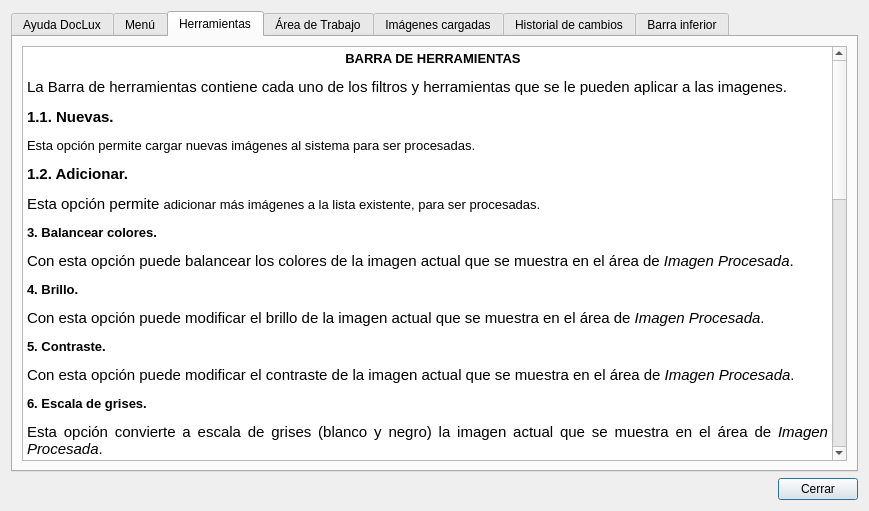
Qt form ui/ayuda.ui (datwit/papirolux) before a commit.
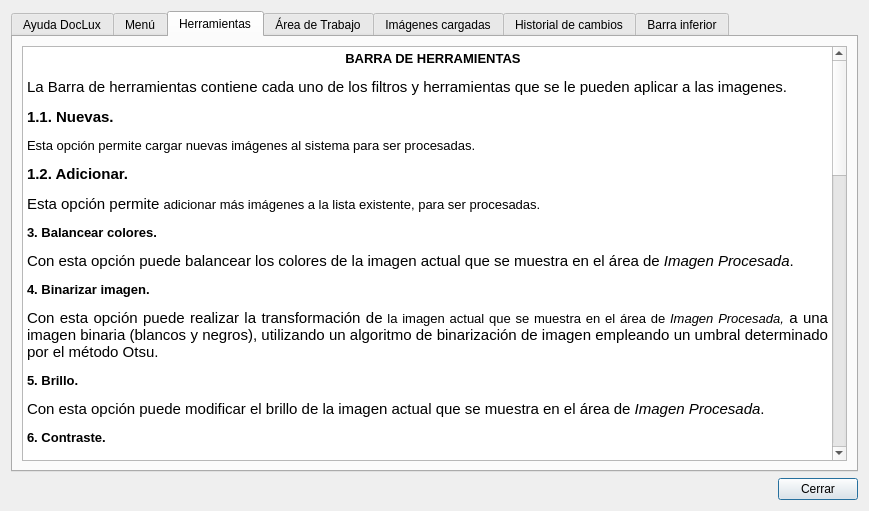
The same form after that commit. The open tabs and pages were chosen to show the change. Icons and pictures are not drawn.

Commit message: Actualizando la ayuda.py, ayuda.ui y los recursos.qrc de la aplicaciOn

Patch:
```diff
--- a/ui/ayuda.ui
+++ b/ui/ayuda.ui
@@ -215,33 +215,39 @@
 &lt;p align=&quot;justify&quot; style=&quot; margin-top:12px; margin-bottom:12px; margin-left:0px; margin-right:0px; -qt-block-indent:0; text-indent:0px;&quot;&gt;&lt;span style=&quot; font-family:'Ubuntu'; font-size:11pt;&quot;&gt;Esta opción permite &lt;/span&gt;&lt;span style=&quot; font-family:'Sans'; font-size:10pt;&quot;&gt;adicionar más imágenes a la lista existente, para ser procesadas.&lt;/span&gt;&lt;/p&gt;
 &lt;p style=&quot; margin-top:0px; margin-bottom:0px; margin-left:0px; margin-right:0px; -qt-block-indent:0; text-indent:0px;&quot;&gt;&lt;a name=&quot;section3&quot;&gt;&lt;/a&gt;&lt;span style=&quot; font-family:'Sans'; font-size:10pt; font-weight:600;&quot;&gt;3&lt;/span&gt;&lt;span style=&quot; font-family:'Sans'; font-size:10pt; font-weight:600;&quot;&gt;. Balancear colores. &lt;/span&gt;&lt;img src=&quot;:/ayuda/recursos/imagenes/ayuda_rcs/plg_balancear_color.png&quot; /&gt;&lt;/p&gt;
 &lt;p align=&quot;justify&quot; style=&quot; margin-top:12px; margin-bottom:12px; margin-left:0px; margin-right:0px; -qt-block-indent:0; text-indent:0px;&quot;&gt;&lt;span style=&quot; font-family:'Ubuntu'; font-size:11pt;&quot;&gt;Con esta opción puede balancear los colores de la imagen actual que se muestra en el área de &lt;/span&gt;&lt;span style=&quot; font-family:'Ubuntu'; font-size:11pt; font-style:italic;&quot;&gt;Imagen Procesada&lt;/span&gt;&lt;span style=&quot; font-family:'Ubuntu'; font-size:11pt;&quot;&gt;.&lt;/span&gt;&lt;/p&gt;
-&lt;p style=&quot; margin-top:0px; margin-bottom:0px; margin-left:0px; margin-right:0px; -qt-block-indent:0; text-indent:0px;&quot;&gt;&lt;a name=&quot;section4&quot;&gt;&lt;/a&gt;&lt;span style=&quot; font-family:'Sans'; font-size:10pt; font-weight:600;&quot;&gt;4&lt;/span&gt;&lt;span style=&quot; font-family:'Sans'; font-size:10pt; font-weight:600;&quot;&gt;. Brillo.&lt;/span&gt;&lt;span style=&quot; font-family:'Sans'; font-size:10pt;&quot;&gt; &lt;/span&gt;&lt;img src=&quot;:/ayuda/recursos/imagenes/ayuda_rcs/plg_brillo.png&quot; /&gt;&lt;/p&gt;
+&lt;p align=&quot;justify&quot; style=&quot; margin-top:0px; margin-bottom:0px; margin-left:0px; margin-right:0px; -qt-block-indent:0; text-indent:0px;&quot;&gt;&lt;a name=&quot;section3&quot;&gt;&lt;/a&gt;&lt;span style=&quot; font-family:'Sans'; font-size:10pt; font-weight:600;&quot;&gt;4&lt;/span&gt;&lt;span style=&quot; font-family:'Sans'; font-size:10pt; font-weight:600;&quot;&gt;. Binarizar imagen. &lt;/span&gt;&lt;img src=&quot;:/ayuda/recursos/imagenes/ayuda_rcs/plg_grises.png&quot; /&gt;&lt;/p&gt;
+&lt;p align=&quot;justify&quot; style=&quot; margin-top:12px; margin-bottom:12px; margin-left:0px; margin-right:0px; -qt-block-indent:0; text-indent:0px;&quot;&gt;&lt;span style=&quot; font-family:'Ubuntu'; font-size:11pt;&quot;&gt;Con esta opción puede realizar la transformación de&lt;/span&gt;&lt;span style=&quot; font-family:'Sans'; font-size:10pt;&quot;&gt; la imagen actual que se muestra en el área de &lt;/span&gt;&lt;span style=&quot; font-family:'Sans'; font-size:10pt; font-style:italic;&quot;&gt;Imagen Procesada,&lt;/span&gt;&lt;span style=&quot; font-family:'Ubuntu'; font-size:11pt;&quot;&gt; a una imagen binaria (blancos y negros), utilizando un algoritmo de binarización de imagen empleando un umbral determinado por el método Otsu.&lt;/span&gt;&lt;/p&gt;
+&lt;p style=&quot; margin-top:0px; margin-bottom:0px; margin-left:0px; margin-right:0px; -qt-block-indent:0; text-indent:0px;&quot;&gt;&lt;span style=&quot; font-family:'Sans'; font-size:10pt; font-weight:600;&quot;&gt;5. Brillo.&lt;/span&gt;&lt;span style=&quot; font-family:'Sans'; font-size:10pt;&quot;&gt; &lt;/span&gt;&lt;img src=&quot;:/ayuda/recursos/imagenes/ayuda_rcs/plg_brillo.png&quot; /&gt;&lt;/p&gt;
 &lt;p align=&quot;justify&quot; style=&quot; margin-top:12px; margin-bottom:12px; margin-left:0px; margin-right:0px; -qt-block-indent:0; text-indent:0px;&quot;&gt;&lt;span style=&quot; font-family:'Ubuntu'; font-size:11pt;&quot;&gt;Con esta opción puede modificar el brillo de la imagen actual que se muestra en el área de &lt;/span&gt;&lt;span style=&quot; font-family:'Ubuntu'; font-size:11pt; font-style:italic;&quot;&gt;Imagen Procesada&lt;/span&gt;&lt;span style=&quot; font-family:'Ubuntu'; font-size:11pt;&quot;&gt;.&lt;/span&gt;&lt;/p&gt;
-&lt;p style=&quot; margin-top:0px; margin-bottom:0px; margin-left:0px; margin-right:0px; -qt-block-indent:0; text-indent:0px;&quot;&gt;&lt;a name=&quot;section5&quot;&gt;&lt;/a&gt;&lt;span style=&quot; font-family:'Sans'; font-size:10pt; font-weight:600;&quot;&gt;5&lt;/span&gt;&lt;span style=&quot; font-family:'Sans'; font-size:10pt; font-weight:600;&quot;&gt;. Contraste.&lt;/span&gt;&lt;span style=&quot; font-family:'Sans'; font-size:10pt;&quot;&gt; &lt;/span&gt;&lt;img src=&quot;:/ayuda/recursos/imagenes/ayuda_rcs/plg_contraste.png&quot; /&gt;&lt;/p&gt;
+&lt;p style=&quot; margin-top:0px; margin-bottom:0px; margin-left:0px; margin-right:0px; -qt-block-indent:0; text-indent:0px;&quot;&gt;&lt;span style=&quot; font-family:'Sans'; font-size:10pt; font-weight:600;&quot;&gt;6. Contraste.&lt;/span&gt;&lt;span style=&quot; font-family:'Sans'; font-size:10pt;&quot;&gt; &lt;/span&gt;&lt;img src=&quot;:/ayuda/recursos/imagenes/ayuda_rcs/plg_contraste.png&quot; /&gt;&lt;/p&gt;
 &lt;p align=&quot;justify&quot; style=&quot; margin-top:12px; margin-bottom:12px; margin-left:0px; margin-right:0px; -qt-block-indent:0; text-indent:0px;&quot;&gt;&lt;span style=&quot; font-family:'Ubuntu'; font-size:11pt;&quot;&gt;Con esta opción puede modificar el contraste de la imagen actual que se muestra en el área de &lt;/span&gt;&lt;span style=&quot; font-family:'Ubuntu'; font-size:11pt; font-style:italic;&quot;&gt;Imagen Procesada&lt;/span&gt;&lt;span style=&quot; font-family:'Ubuntu'; font-size:11pt;&quot;&gt;.&lt;/span&gt;&lt;/p&gt;
-&lt;p align=&quot;justify&quot; style=&quot; margin-top:0px; margin-bottom:0px; margin-left:0px; margin-right:0px; -qt-block-indent:0; text-indent:0px;&quot;&gt;&lt;a name=&quot;section1&quot;&gt;&lt;/a&gt;&lt;span style=&quot; font-family:'Sans'; font-size:10pt; font-weight:600;&quot;&gt;6&lt;/span&gt;&lt;span style=&quot; font-family:'Sans'; font-size:10pt; font-weight:600;&quot;&gt;. Escala de grises.&lt;/span&gt;&lt;span style=&quot; font-family:'Sans'; font-size:10pt;&quot;&gt; &lt;/span&gt;&lt;img src=&quot;:/ayuda/recursos/imagenes/ayuda_rcs/plg_grises.png&quot; /&gt;&lt;/p&gt;
+&lt;p align=&quot;justify&quot; style=&quot; margin-top:0px; margin-bottom:0px; margin-left:0px; margin-right:0px; -qt-block-indent:0; text-indent:0px;&quot;&gt;&lt;span style=&quot; font-family:'Sans'; font-size:10pt; font-weight:600;&quot;&gt;7. Escala de grises.&lt;/span&gt;&lt;span style=&quot; font-family:'Sans'; font-size:10pt;&quot;&gt; &lt;/span&gt;&lt;img src=&quot;:/ayuda/recursos/imagenes/ayuda_rcs/plg_grises.png&quot; /&gt;&lt;/p&gt;
 &lt;p align=&quot;justify&quot; style=&quot; margin-top:12px; margin-bottom:12px; margin-left:0px; margin-right:0px; -qt-block-indent:0; text-indent:0px;&quot;&gt;&lt;span style=&quot; font-family:'Ubuntu'; font-size:11pt;&quot;&gt;Esta opción convierte a escala de grises (blanco y negro) la imagen actual que se muestra en el área de &lt;/span&gt;&lt;span style=&quot; font-family:'Ubuntu'; font-size:11pt; font-style:italic;&quot;&gt;Imagen Procesada&lt;/span&gt;&lt;span style=&quot; font-family:'Ubuntu'; font-size:11pt;&quot;&gt;.&lt;/span&gt;&lt;/p&gt;
-&lt;p style=&quot; margin-top:0px; margin-bottom:0px; margin-left:0px; margin-right:0px; -qt-block-indent:0; text-indent:0px;&quot;&gt;&lt;span style=&quot; font-family:'Sans'; font-size:10pt; font-weight:600;&quot;&gt;7. Invertir imagen.&lt;/span&gt;&lt;span style=&quot; font-family:'Sans'; font-size:10pt;&quot;&gt; &lt;/span&gt;&lt;img src=&quot;:/ayuda/recursos/imagenes/ayuda_rcs/plg_rotate_hrzt_vert.png&quot; /&gt;&lt;/p&gt;
+&lt;p style=&quot; margin-top:0px; margin-bottom:0px; margin-left:0px; margin-right:0px; -qt-block-indent:0; text-indent:0px;&quot;&gt;&lt;span style=&quot; font-family:'Sans'; font-size:10pt; font-weight:600;&quot;&gt;8. Invertir imagen.&lt;/span&gt;&lt;span style=&quot; font-family:'Sans'; font-size:10pt;&quot;&gt; &lt;/span&gt;&lt;img src=&quot;:/ayuda/recursos/imagenes/ayuda_rcs/plg_rotate_hrzt_vert.png&quot; /&gt;&lt;/p&gt;
 &lt;p align=&quot;justify&quot; style=&quot; margin-top:12px; margin-bottom:12px; margin-left:0px; margin-right:0px; -qt-block-indent:0; text-indent:0px;&quot;&gt;&lt;span style=&quot; font-family:'Ubuntu'; font-size:11pt;&quot;&gt;Con esta herramienta puede invertir la imagen actual mostrada/seleccionada, de derecha a izquierda o de arriba a abajo.&lt;/span&gt;&lt;/p&gt;
-&lt;p style=&quot; margin-top:0px; margin-bottom:0px; margin-left:0px; margin-right:0px; -qt-block-indent:0; text-indent:0px;&quot;&gt;&lt;span style=&quot; font-family:'Sans'; font-size:10pt; font-weight:600;&quot;&gt;8. Limpiar imagen OpenCV.&lt;/span&gt;&lt;span style=&quot; font-family:'Sans'; font-size:10pt;&quot;&gt; &lt;/span&gt;&lt;img src=&quot;:/ayuda/recursos/imagenes/ayuda_rcs/plg_clean_bg_01.png&quot; /&gt;&lt;/p&gt;
+&lt;p style=&quot; margin-top:0px; margin-bottom:0px; margin-left:0px; margin-right:0px; -qt-block-indent:0; text-indent:0px;&quot;&gt;&lt;span style=&quot; font-family:'Sans'; font-size:10pt; font-weight:600;&quot;&gt;9. Limpiar imagen OpenCV.&lt;/span&gt;&lt;span style=&quot; font-family:'Sans'; font-size:10pt;&quot;&gt; &lt;/span&gt;&lt;img src=&quot;:/ayuda/recursos/imagenes/ayuda_rcs/plg_clean_bg_01.png&quot; /&gt;&lt;/p&gt;
 &lt;p align=&quot;justify&quot; style=&quot; margin-top:12px; margin-bottom:12px; margin-left:0px; margin-right:0px; -qt-block-indent:0; text-indent:0px;&quot;&gt;&lt;span style=&quot; font-family:'Ubuntu'; font-size:11pt;&quot;&gt;Esta herramienta realiza la limpieza de la imagen actual que se muestra en el área de &lt;/span&gt;&lt;span style=&quot; font-family:'Ubuntu'; font-size:11pt; font-style:italic;&quot;&gt;Imagen Procesada&lt;/span&gt;&lt;span style=&quot; font-family:'Ubuntu'; font-size:11pt;&quot;&gt;, utilizando algoritmos de limpieza de imágenes de bibliotecas OpenCV (Python bindings for the computer vision library).&lt;/span&gt;&lt;/p&gt;
-&lt;p style=&quot; margin-top:0px; margin-bottom:0px; margin-left:0px; margin-right:0px; -qt-block-indent:0; text-indent:0px;&quot;&gt;&lt;span style=&quot; font-family:'Sans'; font-size:10pt; font-weight:600;&quot;&gt;9. Limpiar imagen PIL.&lt;/span&gt;&lt;span style=&quot; font-family:'Sans'; font-size:10pt;&quot;&gt; &lt;/span&gt;&lt;img src=&quot;:/ayuda/recursos/imagenes/ayuda_rcs/plg_clean_bg_02.png&quot; /&gt;&lt;/p&gt;
+&lt;p style=&quot; margin-top:0px; margin-bottom:0px; margin-left:0px; margin-right:0px; -qt-block-indent:0; text-indent:0px;&quot;&gt;&lt;span style=&quot; font-family:'Sans'; font-size:10pt; font-weight:600;&quot;&gt;10. Limpiar imagen PIL.&lt;/span&gt;&lt;span style=&quot; font-family:'Sans'; font-size:10pt;&quot;&gt; &lt;/span&gt;&lt;img src=&quot;:/ayuda/recursos/imagenes/ayuda_rcs/plg_clean_bg_02.png&quot; /&gt;&lt;/p&gt;
 &lt;p align=&quot;justify&quot; style=&quot; margin-top:12px; margin-bottom:12px; margin-left:0px; margin-right:0px; -qt-block-indent:0; text-indent:0px;&quot;&gt;&lt;span style=&quot; font-family:'Ubuntu'; font-size:11pt;&quot;&gt;Esta herramienta realiza la limpieza de la imagen actual que se muestra en el área de &lt;/span&gt;&lt;span style=&quot; font-family:'Ubuntu'; font-size:11pt; font-style:italic;&quot;&gt;Imagen Procesada&lt;/span&gt;&lt;span style=&quot; font-family:'Ubuntu'; font-size:11pt;&quot;&gt;, utilizando algoritmos de limpieza de imágenes de bibliotecas PIL (Python Imaging Library).&lt;/span&gt;&lt;/p&gt;
-&lt;p style=&quot; margin-top:0px; margin-bottom:0px; margin-left:0px; margin-right:0px; -qt-block-indent:0; text-indent:0px;&quot;&gt;&lt;span style=&quot; font-family:'Sans'; font-size:10pt; font-weight:600;&quot;&gt;10. Limpiar imagen SciPy.&lt;/span&gt;&lt;span style=&quot; font-family:'Sans'; font-size:10pt;&quot;&gt; &lt;/span&gt;&lt;img src=&quot;:/ayuda/recursos/imagenes/ayuda_rcs/plg_clean_bg_03.png&quot; /&gt;&lt;/p&gt;
+&lt;p style=&quot; margin-top:0px; margin-bottom:0px; margin-left:0px; margin-right:0px; -qt-block-indent:0; text-indent:0px;&quot;&gt;&lt;span style=&quot; font-family:'Sans'; font-size:10pt; font-weight:600;&quot;&gt;11. Limpiar imagen SciPy.&lt;/span&gt;&lt;span style=&quot; font-family:'Sans'; font-size:10pt;&quot;&gt; &lt;/span&gt;&lt;img src=&quot;:/ayuda/recursos/imagenes/ayuda_rcs/plg_clean_bg_03.png&quot; /&gt;&lt;/p&gt;
 &lt;p align=&quot;justify&quot; style=&quot; margin-top:12px; margin-bottom:12px; margin-left:0px; margin-right:0px; -qt-block-indent:0; text-indent:0px;&quot;&gt;&lt;span style=&quot; font-family:'Ubuntu'; font-size:11pt;&quot;&gt;Esta herramienta realiza la limpieza de la imagen actual que se muestra en el área de &lt;/span&gt;&lt;span style=&quot; font-family:'Ubuntu'; font-size:11pt; font-style:italic;&quot;&gt;Imagen Procesada&lt;/span&gt;&lt;span style=&quot; font-family:'Ubuntu'; font-size:11pt;&quot;&gt;, utilizando algoritmos de limpieza de imágenes de bibliotecas SciPy (Scientific tools for Python).&lt;/span&gt;&lt;/p&gt;
-&lt;p align=&quot;justify&quot; style=&quot; margin-top:0px; margin-bottom:0px; margin-left:0px; margin-right:0px; -qt-block-indent:0; text-indent:0px;&quot;&gt;&lt;a name=&quot;section1&quot;&gt;&lt;/a&gt;&lt;span style=&quot; font-family:'Sans'; font-size:10pt; font-weight:600;&quot;&gt;1&lt;/span&gt;&lt;span style=&quot; font-family:'Sans'; font-size:10pt; font-weight:600;&quot;&gt;1. Modificar colores.&lt;/span&gt;&lt;span style=&quot; font-family:'Sans'; font-size:10pt;&quot;&gt; &lt;/span&gt;&lt;img src=&quot;:/ayuda/recursos/imagenes/ayuda_rcs/plg_modificar_color.png&quot; /&gt;&lt;/p&gt;
+&lt;p align=&quot;justify&quot; style=&quot; margin-top:0px; margin-bottom:0px; margin-left:0px; margin-right:0px; -qt-block-indent:0; text-indent:0px;&quot;&gt;&lt;a name=&quot;section1&quot;&gt;&lt;/a&gt;&lt;span style=&quot; font-family:'Sans'; font-size:10pt; font-weight:600;&quot;&gt;1&lt;/span&gt;&lt;span style=&quot; font-family:'Sans'; font-size:10pt; font-weight:600;&quot;&gt;2. Modificar colores.&lt;/span&gt;&lt;span style=&quot; font-family:'Sans'; font-size:10pt;&quot;&gt; &lt;/span&gt;&lt;img src=&quot;:/ayuda/recursos/imagenes/ayuda_rcs/plg_modificar_color.png&quot; /&gt;&lt;/p&gt;
 &lt;p align=&quot;justify&quot; style=&quot; margin-top:12px; margin-bottom:12px; margin-left:0px; margin-right:0px; -qt-block-indent:0; text-indent:0px;&quot;&gt;&lt;span style=&quot; font-family:'Ubuntu'; font-size:11pt;&quot;&gt;Con esta opción puede modificar los colores RGB (rojo, verde y azul) de la imagen actual que se muestra en el área de &lt;/span&gt;&lt;span style=&quot; font-family:'Ubuntu'; font-size:11pt; font-style:italic;&quot;&gt;Imagen Procesada&lt;/span&gt;&lt;span style=&quot; font-family:'Ubuntu'; font-size:11pt;&quot;&gt;.&lt;/span&gt;&lt;/p&gt;
-&lt;p style=&quot; margin-top:0px; margin-bottom:0px; margin-left:0px; margin-right:0px; -qt-block-indent:0; text-indent:0px;&quot;&gt;&lt;a name=&quot;section2&quot;&gt;&lt;/a&gt;&lt;span style=&quot; font-family:'Sans'; font-size:10pt; font-weight:600;&quot;&gt;1&lt;/span&gt;&lt;span style=&quot; font-family:'Sans'; font-size:10pt; font-weight:600;&quot;&gt;2. Rotar a la derecha.&lt;/span&gt;&lt;span style=&quot; font-family:'Sans'; font-size:10pt;&quot;&gt; &lt;/span&gt;&lt;img src=&quot;:/ayuda/recursos/imagenes/ayuda_rcs/btn_rotate-right.png&quot; /&gt;&lt;/p&gt;
+&lt;p align=&quot;justify&quot; style=&quot; margin-top:12px; margin-bottom:12px; margin-left:0px; margin-right:0px; -qt-block-indent:0; text-indent:0px;&quot;&gt;&lt;span style=&quot; font-family:'Sans'; font-size:10pt; font-weight:600;&quot;&gt;13. Negativo de imagen. &lt;/span&gt;&lt;img src=&quot;:/ayuda/recursos/imagenes/ayuda_rcs/plg_negative.png&quot; /&gt;&lt;/p&gt;
+&lt;p align=&quot;justify&quot; style=&quot; margin-top:12px; margin-bottom:12px; margin-left:0px; margin-right:0px; -qt-block-indent:0; text-indent:0px;&quot;&gt;&lt;span style=&quot; font-family:'Ubuntu'; font-size:11pt;&quot;&gt;Con esta opción puede realizar la transformación de&lt;/span&gt;&lt;span style=&quot; font-family:'Sans'; font-size:10pt;&quot;&gt; la imagen actual que se muestra en el área de &lt;/span&gt;&lt;span style=&quot; font-family:'Sans'; font-size:10pt; font-style:italic;&quot;&gt;Imagen Procesada,&lt;/span&gt;&lt;span style=&quot; font-family:'Ubuntu'; font-size:11pt;&quot;&gt; a una imagen en negativo.&lt;/span&gt;&lt;/p&gt;
+&lt;p style=&quot; margin-top:0px; margin-bottom:0px; margin-left:0px; margin-right:0px; -qt-block-indent:0; text-indent:0px;&quot;&gt;&lt;a name=&quot;section2&quot;&gt;&lt;/a&gt;&lt;span style=&quot; font-family:'Sans'; font-size:10pt; font-weight:600;&quot;&gt;1&lt;/span&gt;&lt;span style=&quot; font-family:'Sans'; font-size:10pt; font-weight:600;&quot;&gt;4. Rotar a la derecha.&lt;/span&gt;&lt;span style=&quot; font-family:'Sans'; font-size:10pt;&quot;&gt; &lt;/span&gt;&lt;img src=&quot;:/ayuda/recursos/imagenes/ayuda_rcs/btn_rotate-right.png&quot; /&gt;&lt;/p&gt;
 &lt;p align=&quot;justify&quot; style=&quot; margin-top:12px; margin-bottom:12px; margin-left:0px; margin-right:0px; -qt-block-indent:0; text-indent:0px;&quot;&gt;&lt;span style=&quot; font-family:'Ubuntu'; font-size:11pt;&quot;&gt;Esta herramienta permite rotar la imagen 90&lt;/span&gt;&lt;span style=&quot; font-family:'Ubuntu'; font-size:11pt; vertical-align:super;&quot;&gt;0 &lt;/span&gt;&lt;span style=&quot; font-family:'Ubuntu'; font-size:11pt;&quot;&gt;a la derecha, es decir, en el sentido de las manecillas del reloj.&lt;/span&gt;&lt;/p&gt;
-&lt;p style=&quot; margin-top:0px; margin-bottom:0px; margin-left:0px; margin-right:0px; -qt-block-indent:0; text-indent:0px;&quot;&gt;&lt;a name=&quot;section3&quot;&gt;&lt;/a&gt;&lt;span style=&quot; font-family:'Sans'; font-size:10pt; font-weight:600;&quot;&gt;1&lt;/span&gt;&lt;span style=&quot; font-family:'Sans'; font-size:10pt; font-weight:600;&quot;&gt;3. Rotar a la izquierda.&lt;/span&gt;&lt;span style=&quot; font-family:'Sans'; font-size:10pt;&quot;&gt; &lt;/span&gt;&lt;img src=&quot;:/ayuda/recursos/imagenes/ayuda_rcs/btn_rotate-left.png&quot; /&gt;&lt;/p&gt;
+&lt;p style=&quot; margin-top:0px; margin-bottom:0px; margin-left:0px; margin-right:0px; -qt-block-indent:0; text-indent:0px;&quot;&gt;&lt;a name=&quot;section3&quot;&gt;&lt;/a&gt;&lt;span style=&quot; font-family:'Sans'; font-size:10pt; font-weight:600;&quot;&gt;1&lt;/span&gt;&lt;span style=&quot; font-family:'Sans'; font-size:10pt; font-weight:600;&quot;&gt;5. Rotar a la izquierda.&lt;/span&gt;&lt;span style=&quot; font-family:'Sans'; font-size:10pt;&quot;&gt; &lt;/span&gt;&lt;img src=&quot;:/ayuda/recursos/imagenes/ayuda_rcs/btn_rotate-left.png&quot; /&gt;&lt;/p&gt;
 &lt;p align=&quot;justify&quot; style=&quot; margin-top:12px; margin-bottom:12px; margin-left:0px; margin-right:0px; -qt-block-indent:0; text-indent:0px;&quot;&gt;&lt;span style=&quot; font-family:'Ubuntu'; font-size:11pt;&quot;&gt;Esta herramienta permite rotar la imagen 90&lt;/span&gt;&lt;span style=&quot; font-family:'Ubuntu'; font-size:11pt; vertical-align:super;&quot;&gt;0 &lt;/span&gt;&lt;span style=&quot; font-family:'Ubuntu'; font-size:11pt;&quot;&gt;a la izquierda, es decir, en el sentido contrario de las manecillas del reloj.&lt;/span&gt;&lt;/p&gt;
-&lt;p style=&quot; margin-top:0px; margin-bottom:0px; margin-left:0px; margin-right:0px; -qt-block-indent:0; text-indent:0px;&quot;&gt;&lt;a name=&quot;section4&quot;&gt;&lt;/a&gt;&lt;span style=&quot; font-family:'Sans'; font-size:10pt; font-weight:600;&quot;&gt;1&lt;/span&gt;&lt;span style=&quot; font-family:'Sans'; font-size:10pt; font-weight:600;&quot;&gt;4. Zoom In. &lt;/span&gt;&lt;img src=&quot;:/ayuda/recursos/imagenes/ayuda_rcs/btn_zoom-in.png&quot; /&gt;&lt;/p&gt;
+&lt;p style=&quot; margin-top:0px; margin-bottom:0px; margin-left:0px; margin-right:0px; -qt-block-indent:0; text-indent:0px;&quot;&gt;&lt;a name=&quot;section4&quot;&gt;&lt;/a&gt;&lt;span style=&quot; font-family:'Sans'; font-size:10pt; font-weight:600;&quot;&gt;1&lt;/span&gt;&lt;span style=&quot; font-family:'Sans'; font-size:10pt; font-weight:600;&quot;&gt;6. Zoom In. &lt;/span&gt;&lt;img src=&quot;:/ayuda/recursos/imagenes/ayuda_rcs/btn_zoom-in.png&quot; /&gt;&lt;/p&gt;
 &lt;p align=&quot;justify&quot; style=&quot; margin-top:12px; margin-bottom:12px; margin-left:0px; margin-right:0px; -qt-block-indent:0; text-indent:0px;&quot;&gt;&lt;span style=&quot; font-family:'Sans'; font-size:10pt;&quot;&gt;Esta herramienta permite aumentar el tamaño de la imagen actual que se muestra en el área de Imagen Procesada. Permite acercar la imagen.&lt;/span&gt;&lt;/p&gt;
-&lt;p style=&quot; margin-top:0px; margin-bottom:0px; margin-left:0px; margin-right:0px; -qt-block-indent:0; text-indent:0px;&quot;&gt;&lt;a name=&quot;section5&quot;&gt;&lt;/a&gt;&lt;span style=&quot; font-family:'Sans'; font-size:10pt; font-weight:600;&quot;&gt;1&lt;/span&gt;&lt;span style=&quot; font-family:'Sans'; font-size:10pt; font-weight:600;&quot;&gt;5. Zoom Out.&lt;/span&gt;&lt;span style=&quot; font-family:'Sans'; font-size:10pt;&quot;&gt; &lt;/span&gt;&lt;img src=&quot;:/ayuda/recursos/imagenes/ayuda_rcs/btn_zoom-out.png&quot; /&gt;&lt;/p&gt;
+&lt;p style=&quot; margin-top:0px; margin-bottom:0px; margin-left:0px; margin-right:0px; -qt-block-indent:0; text-indent:0px;&quot;&gt;&lt;a name=&quot;section5&quot;&gt;&lt;/a&gt;&lt;span style=&quot; font-family:'Sans'; font-size:10pt; font-weight:600;&quot;&gt;1&lt;/span&gt;&lt;span style=&quot; font-family:'Sans'; font-size:10pt; font-weight:600;&quot;&gt;7. Zoom Out.&lt;/span&gt;&lt;span style=&quot; font-family:'Sans'; font-size:10pt;&quot;&gt; &lt;/span&gt;&lt;img src=&quot;:/ayuda/recursos/imagenes/ayuda_rcs/btn_zoom-out.png&quot; /&gt;&lt;/p&gt;
 &lt;p align=&quot;justify&quot; style=&quot; margin-top:12px; margin-bottom:12px; margin-left:0px; margin-right:0px; -qt-block-indent:0; text-indent:0px;&quot;&gt;&lt;span style=&quot; font-family:'Sans'; font-size:10pt;&quot;&gt;Esta herramienta permite disminuir el tamaño de la imagen actual que se muestra en el área de Imagen Procesada. Permite alejar la imagen.&lt;/span&gt;&lt;/p&gt;
-&lt;p align=&quot;justify&quot; style=&quot; margin-top:0px; margin-bottom:0px; margin-left:0px; margin-right:0px; -qt-block-indent:0; text-indent:0px;&quot;&gt;&lt;a name=&quot;section4&quot;&gt;&lt;/a&gt;&lt;span style=&quot; font-family:'Sans'; font-size:10pt; font-weight:600;&quot;&gt;1&lt;/span&gt;&lt;span style=&quot; font-family:'Sans'; font-size:10pt; font-weight:600;&quot;&gt;6. Minimizar. &lt;/span&gt;&lt;img src=&quot;:/ayuda/recursos/imagenes/ayuda_rcs/btn_minimizar.png&quot; /&gt;&lt;/p&gt;
+&lt;p align=&quot;justify&quot; style=&quot; margin-top:0px; margin-bottom:0px; margin-left:0px; margin-right:0px; -qt-block-indent:0; text-indent:0px;&quot;&gt;&lt;a name=&quot;section4&quot;&gt;&lt;/a&gt;&lt;span style=&quot; font-family:'Sans'; font-size:10pt; font-weight:600;&quot;&gt;1&lt;/span&gt;&lt;span style=&quot; font-family:'Sans'; font-size:10pt; font-weight:600;&quot;&gt;8. Gestionar área de intercambio. &lt;/span&gt;&lt;img src=&quot;:/ayuda/recursos/imagenes/ayuda_rcs/gest_swap.png&quot; /&gt;&lt;/p&gt;
+&lt;p align=&quot;justify&quot; style=&quot; margin-top:12px; margin-bottom:12px; margin-left:0px; margin-right:0px; -qt-block-indent:0; text-indent:0px;&quot;&gt;&lt;span style=&quot; font-family:'Ubuntu'; font-size:11pt;&quot;&gt;Esta opción permite gestionar el área de intercambio de la aplicación, donde el usuario puede cambiar la dirección actual del área de intercambio, por otra ubicación de mayor espacio libre y/o de preferencia para el usuario.&lt;/span&gt;&lt;/p&gt;
+&lt;p align=&quot;justify&quot; style=&quot; margin-top:0px; margin-bottom:0px; margin-left:0px; margin-right:0px; -qt-block-indent:0; text-indent:0px;&quot;&gt;&lt;a name=&quot;section4&quot;&gt;&lt;/a&gt;&lt;span style=&quot; font-family:'Sans'; font-size:10pt; font-weight:600;&quot;&gt;1&lt;/span&gt;&lt;span style=&quot; font-family:'Sans'; font-size:10pt; font-weight:600;&quot;&gt;9. Minimizar. &lt;/span&gt;&lt;img src=&quot;:/ayuda/recursos/imagenes/ayuda_rcs/btn_minimizar.png&quot; /&gt;&lt;/p&gt;
 &lt;p align=&quot;justify&quot; style=&quot; margin-top:12px; margin-bottom:12px; margin-left:0px; margin-right:0px; -qt-block-indent:0; text-indent:0px;&quot;&gt;&lt;span style=&quot; font-family:'Ubuntu'; font-size:11pt;&quot;&gt;Esta opción permite minimizar la aplicación.&lt;/span&gt;&lt;/p&gt;
-&lt;p style=&quot; margin-top:0px; margin-bottom:0px; margin-left:0px; margin-right:0px; -qt-block-indent:0; text-indent:0px;&quot;&gt;&lt;a name=&quot;section5&quot;&gt;&lt;/a&gt;&lt;span style=&quot; font-family:'Sans'; font-size:10pt; font-weight:600;&quot;&gt;1&lt;/span&gt;&lt;span style=&quot; font-family:'Sans'; font-size:10pt; font-weight:600;&quot;&gt;7. Salir.&lt;/span&gt;&lt;span style=&quot; font-family:'Sans'; font-size:10pt;&quot;&gt; &lt;/span&gt;&lt;img src=&quot;:/ayuda/recursos/imagenes/ayuda_rcs/btn_exit.png&quot; /&gt;&lt;/p&gt;
+&lt;p style=&quot; margin-top:0px; margin-bottom:0px; margin-left:0px; margin-right:0px; -qt-block-indent:0; text-indent:0px;&quot;&gt;&lt;a name=&quot;section5&quot;&gt;&lt;/a&gt;&lt;span style=&quot; font-family:'Sans'; font-size:10pt; font-weight:600;&quot;&gt;2&lt;/span&gt;&lt;span style=&quot; font-family:'Sans'; font-size:10pt; font-weight:600;&quot;&gt;0. Salir.&lt;/span&gt;&lt;span style=&quot; font-family:'Sans'; font-size:10pt;&quot;&gt; &lt;/span&gt;&lt;img src=&quot;:/ayuda/recursos/imagenes/ayuda_rcs/btn_exit.png&quot; /&gt;&lt;/p&gt;
 &lt;p align=&quot;justify&quot; style=&quot; margin-top:12px; margin-bottom:12px; margin-left:0px; margin-right:0px; -qt-block-indent:0; text-indent:0px;&quot;&gt;&lt;span style=&quot; font-family:'Sans'; font-size:10pt;&quot;&gt;Esta opción permite cerrar/salir la aplicación.&lt;/span&gt;&lt;/p&gt;&lt;/body&gt;&lt;/html&gt;</string>
              </property>
             </widget>
```
Left out of the diff: 18 changed lines with no effect on the pictures. The commit also changes 12 other files.
